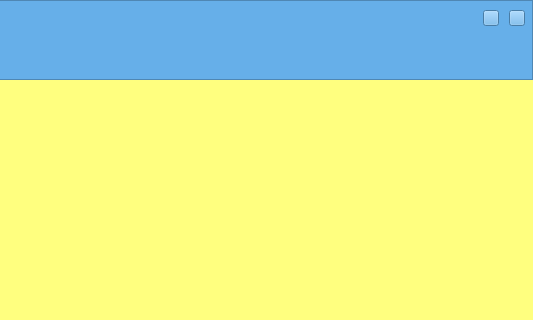
Old version of the form ui/Forms/MainForm.ui in the repository tanyiqu/CryptoKing; both pictures show x 347 to 880 and y 0 to 320 of the 880 by 621 pixel window.
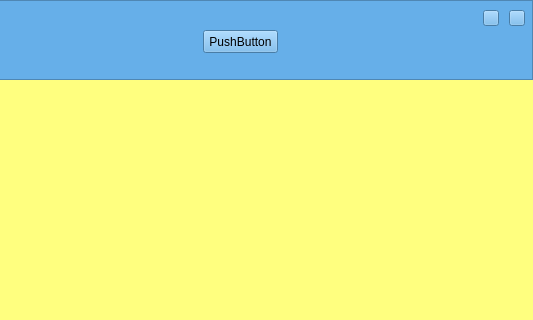
New version of the form.

```diff
--- a/ui/Forms/MainForm.ui
+++ b/ui/Forms/MainForm.ui
@@ -119,6 +119,19 @@
           <string>CryptoKing</string>
          </property>
         </widget>
+        <widget class="QPushButton" name="btn_search">
+         <property name="geometry">
+          <rect>
+           <x>550</x>
+           <y>30</y>
+           <width>75</width>
+           <height>23</height>
+          </rect>
+         </property>
+         <property name="text">
+          <string>PushButton</string>
+         </property>
+        </widget>
        </widget>
       </item>
       <item>
```
